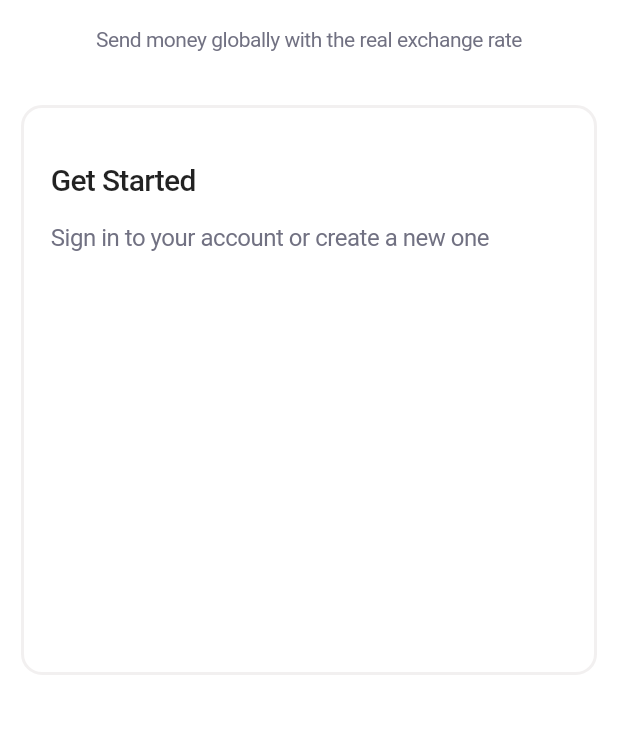
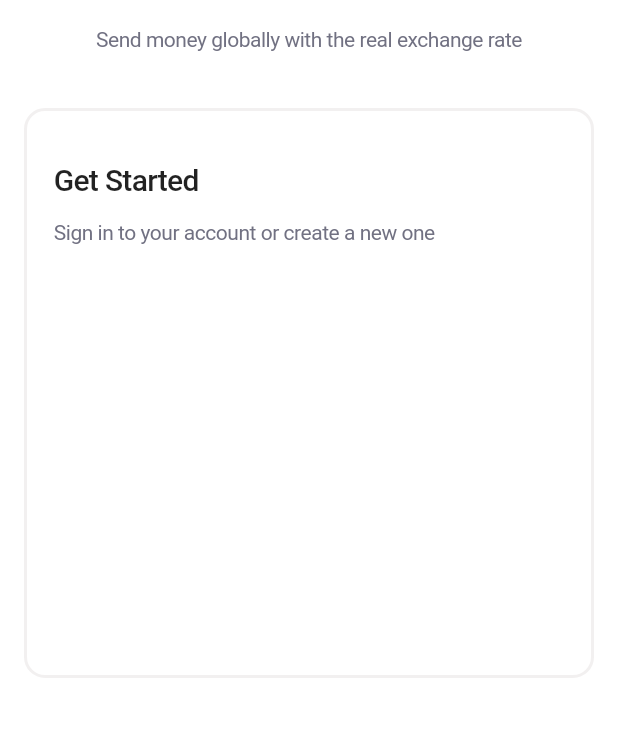
Before and after one commit to Md-Samiul-Islam-Rafi/WisePay-PaymentsAPI, a Flutter app: the screen it shows after launch, on a phone screen of 412 x 824 dp, the part 468-1205 px from its top. Run offline on Flutter 3.47's test engine with Material 3 defaults, Android fonts, the phone set to English and light mode, and no system bars.

Commit message:
text fittedbox set and some padding change

```diff
--- a/lib/login/register/sign_in.dart
+++ b/lib/login/register/sign_in.dart
@@ -65,10 +65,10 @@ class _SignInState extends State<SignIn> {
 
           //Sign part
           Padding(
-            padding: const EdgeInsets.all(14),
+            padding: const EdgeInsets.all(16),
             child: Container(
               height: 380,
-              width: 398,
+              width: double.infinity,
               decoration: BoxDecoration(
                 borderRadius: BorderRadius.circular(14),
                 color: (Color(0xFFFFFFFF)),
@@ -82,7 +82,7 @@ class _SignInState extends State<SignIn> {
                 child: Column(
                   crossAxisAlignment: CrossAxisAlignment.start,
                   children: [
-                    SizedBox(height: 18),
+                    SizedBox(height: 16),
                     Text(
                       'Get Started',
                       style: TextStyle(
@@ -91,14 +91,17 @@ class _SignInState extends State<SignIn> {
                         letterSpacing: -0.45,
                       ),
                     ),
-                    SizedBox(height: 18),
-                    Text(
-                      'Sign in to your account or create a new one',
-                      style: TextStyle(
-                        fontSize: 16,
-                        fontWeight: FontWeight.w400,
-                        color: Color(0xFF717182),
-                        letterSpacing: -0.31,
+                    SizedBox(height: 16),
+                    FittedBox(
+                      fit: BoxFit.scaleDown,
+                      child: Text(
+                        'Sign in to your account or create a new one',
+                        style: TextStyle(
+                          fontSize: 14,
+                          fontWeight: FontWeight.w400,
+                          color: Color(0xFF717182),
+                          letterSpacing: -0.31,
+                        ),
                       ),
                     ),
                   ],
```
